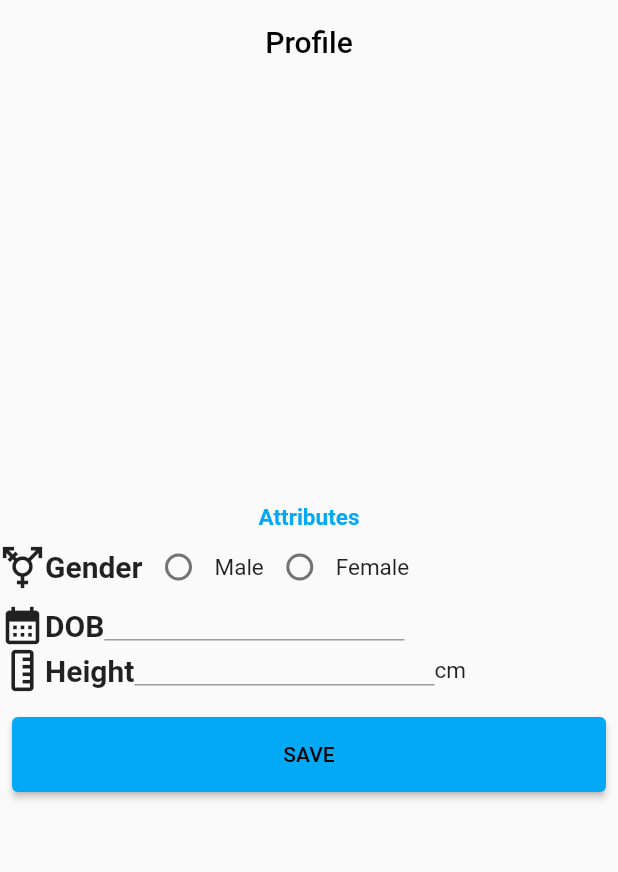
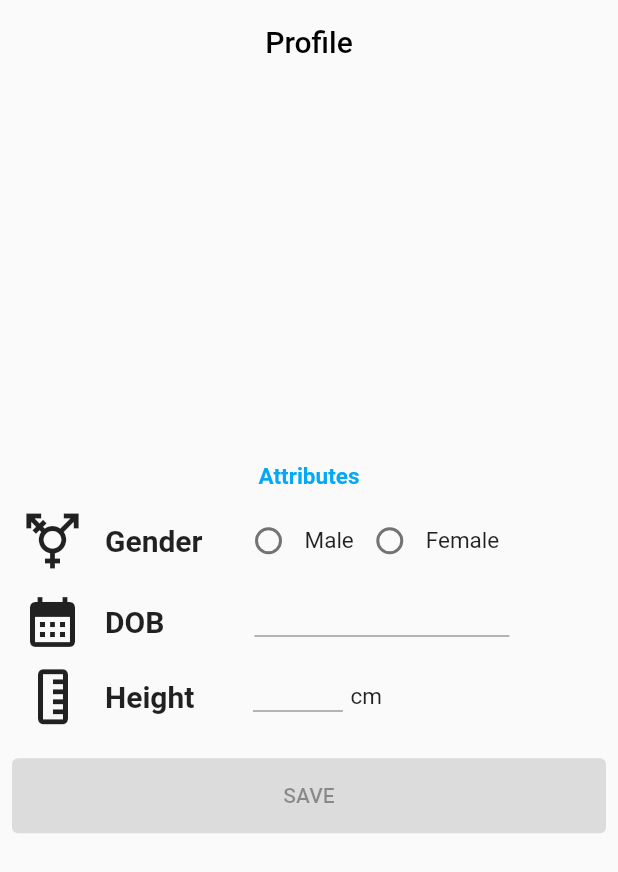
Before and after one commit to draff1800/bodybuildingpal, a Flutter app: the screen it shows after launch, on a phone screen of 412 x 824 dp. Shown: the top 872 px of the screen. Run offline on Flutter 3.47's test engine with Material 2 defaults, Android fonts, the light colour scheme and no system bars.

Commit message:
Improved styling of Profile screen. Radios and Fields now behaving as expected.

```diff
--- a/lib/screens/profile.dart
+++ b/lib/screens/profile.dart
@@ -1,6 +1,8 @@
 import 'package:flutter/material.dart';
 import 'package:intl/intl.dart';
 import 'package:intl/date_symbol_data_local.dart';
+
+enum Gender { male, female }
 
 class Profile extends StatefulWidget {
   const Profile({super.key});
@@ -13,7 +15,10 @@ class Profile extends StatefulWidget {
 
 class ProfileState extends State<Profile> {
   final _formKey = GlobalKey<FormState>();
-  TextEditingController dobInput = TextEditingController();
+  Gender? _genderInput;
+  final TextEditingController _dobInput = TextEditingController();
+  final TextEditingController _heightInput = TextEditingController();
+
 
   @override
   void initState() {
@@ -34,39 +39,72 @@ class ProfileState extends State<Profile> {
               mainAxisAlignment: MainAxisAlignment.center,
               crossAxisAlignment: CrossAxisAlignment.center,
               children: [
-                const Text(
+                const Padding(
+                  padding: EdgeInsets.fromLTRB(0, 0, 0, 5),
+                  child: Text(
                   'Attributes',
                     style: TextStyle(
                         color: Colors.lightBlue,
                         fontSize: 15,
-                      fontWeight: FontWeight.bold),
+                        fontWeight: FontWeight.bold
                     ),
-                Row(children: [
-                  const Icon(Icons.transgender, size: 30),
-                  const Text('Gender',
-                      style: TextStyle(fontSize: 20, fontWeight: FontWeight.bold)),
+                  )
+                ),
+                Padding(
+                  padding: const EdgeInsets.fromLTRB(0, 5, 0, 5),
+                  child: Row(children: [
+                    const Padding(
+                      padding: EdgeInsets.fromLTRB(15, 0, 15, 0),
+                      child: Icon(Icons.transgender, size: 40)
+                    ),
+                    const Padding(
+                      padding: EdgeInsets.fromLTRB(0, 0, 20, 0),
+                      child: Text('Gender',
+                        style: TextStyle(fontSize: 20, fontWeight: FontWeight.bold)
+                      )
+                    ),
                     Radio(
-                      value: "male",
-                      groupValue: "gender",
-                      onChanged: (value) => {}),
+                        value: Gender.male,
+                        groupValue: _genderInput,
+                        onChanged: (Gender? value) {
+                          setState(() {
+                            _genderInput = value;
+                          });
+                        }
+                    ),
                     const Text('Male', style: TextStyle(fontSize: 15)),
                     Radio(
-                      value: "female",
-                      groupValue: "gender",
-                      onChanged: (value) => {}),
+                        value: Gender.female,
+                        groupValue: _genderInput,
+                        onChanged: (Gender? value) {
+                          setState(() {
+                            _genderInput = value;
+                          });
+                        }
+                    ),
                     const Text('Female', style: TextStyle(fontSize: 15)),
                   ]),
-                Row(children: [
-                  const Icon(Icons.calendar_month, size: 30),
-                  const Text('DOB',
-                      style: TextStyle(fontSize: 20, fontWeight: FontWeight.bold)),
+                ),
+                Padding(
+                    padding: const EdgeInsets.fromLTRB(0, 5, 0, 5),
+                    child: Row(children: [
+                      const Padding(
+                        padding: EdgeInsets.fromLTRB(15, 0, 15, 0),
+                        child: Icon(Icons.calendar_month, size: 40)
+                      ),
+                      const Padding(
+                        padding: EdgeInsets.fromLTRB(0, 0, 60, 0),
+                        child: Text('DOB',
+                          style: TextStyle(fontSize: 20, fontWeight: FontWeight.bold)
+                        )
+                      ),
                       Container(
                           constraints: const BoxConstraints.expand(
                             height: 20,
-                        width: 200,
+                            width: 170,
                           ),
                           child: TextFormField(
-                          controller: dobInput,
+                              controller: _dobInput,
                               readOnly: true,
                               onTap: () async {
                                 DateTime? pickedDate = await showDatePicker(
@@ -79,43 +117,50 @@ class ProfileState extends State<Profile> {
                                   String formattedDate =
                                       DateFormat('yyyy-MM-dd').format(pickedDate);
                                   setState(() {
-                                dobInput.text = formattedDate;
+                                    _dobInput.text = formattedDate;
                                   });
                                 } else {}
-                          }))
-                ]),
-                Row(children: [
-                  const RotatedBox(
+                              }
+                          )
+                    )
+                    ])
+                ),
+                Padding(
+                  padding: const EdgeInsets.fromLTRB(0, 5, 0, 5),
+                  child: Row(children: [
+                    const Padding(
+                      padding: EdgeInsets.fromLTRB(15, 0, 15, 0),
+                      child: RotatedBox(
                         quarterTurns: 1,
-                    child: Icon(Icons.straighten, size: 30),
+                        child: Icon(Icons.straighten, size: 40),
+                      )
                     ),
-                  const Text('Height',
+                    const Padding(
+                      padding: EdgeInsets.fromLTRB(0, 0, 39, 0),
+                      child: Text('Height',
                         style: TextStyle(fontSize: 20, fontWeight: FontWeight.bold)
+                      )
                     ),
                     Container(
                         constraints: const BoxConstraints.expand(
                           height: 20,
-                        width: 200,
+                          width: 60,
                         ),
-                      child: TextFormField()
+                        child: TextFormField(controller: _heightInput)
                     ),
-                  const Text('cm', style: TextStyle(fontSize: 15))
+                    const Padding(
+                      padding: EdgeInsets.fromLTRB(5, 0, 0, 0),
+                      child: Text('cm', style: TextStyle(fontSize: 15))
+                    )
                   ]),
+                ),
                 Padding(
                   padding: const EdgeInsets.symmetric(vertical: 16.0, horizontal: 8),
                   child: ElevatedButton(
-                      onPressed: () {
-                        // Validate returns true if the form is valid, or false otherwise.
-                        if (_formKey.currentState!.validate()) {
-                          // If the form is valid, display a snackbar. In the real world,
-                          // you'd often call a server or save the information in a database.
-                          ScaffoldMessenger.of(context).showSnackBar(
-                            const SnackBar(content: Text('Processing Data')),
-                          );
-                        }
-                      },
+                      onPressed: null,
                       style: ElevatedButton.styleFrom(
-                          minimumSize: const Size.fromHeight(50)),
+                          minimumSize: const Size.fromHeight(50)
+                      ),
                       child: const Text('SAVE')),
                 ),
               ],
```
Lines whose indentation alone changed are shown as unchanged.
